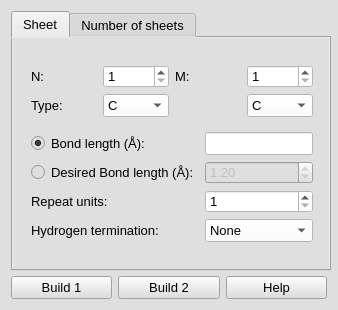
Before: the Qt Designer form furiousatoms/forms/graphene.ui in nasimanousheh/furious-atoms, drawn with Qt 5.
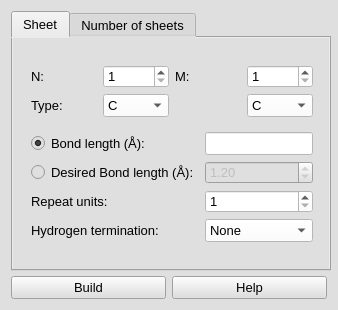
After: the same form once the commit is applied.

Commit message: Removed build1 from graphene

```diff
--- a/furiousatoms/forms/graphene.ui
+++ b/furiousatoms/forms/graphene.ui
@@ -600,31 +600,7 @@
    </item>
    <item row="1" column="0">
     <layout class="QGridLayout" name="gridLayout_9">
-     <item row="0" column="0">
-      <widget class="QPushButton" name="pushButton_build_graphene_1">
-       <property name="font">
-        <font>
-         <pointsize>10</pointsize>
-        </font>
-       </property>
-       <property name="text">
-        <string>Build 1</string>
-       </property>
-      </widget>
-     </item>
      <item row="0" column="1">
-      <widget class="QPushButton" name="pushButton_build_graphene_2">
-       <property name="font">
-        <font>
-         <pointsize>10</pointsize>
-        </font>
-       </property>
-       <property name="text">
-        <string>Build 2</string>
-       </property>
-      </widget>
-     </item>
-     <item row="0" column="2">
       <widget class="QPushButton" name="pushButton_help_build_graphene">
        <property name="font">
         <font>
@@ -636,6 +612,18 @@
        </property>
       </widget>
      </item>
+     <item row="0" column="0">
+      <widget class="QPushButton" name="pushButton_build_graphene_2">
+       <property name="font">
+        <font>
+         <pointsize>10</pointsize>
+        </font>
+       </property>
+       <property name="text">
+        <string>Build</string>
+       </property>
+      </widget>
+     </item>
     </layout>
    </item>
   </layout>
```
Left out of the diff: 5 changed lines with no effect on the pictures.
